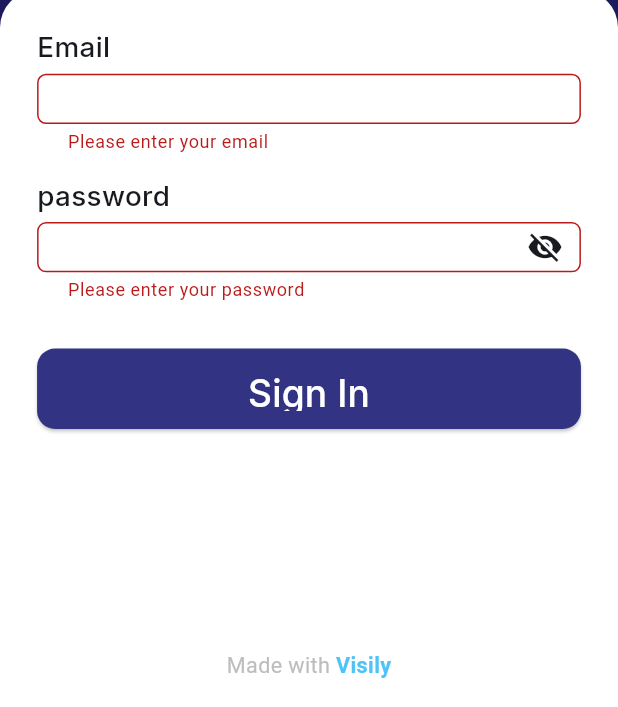
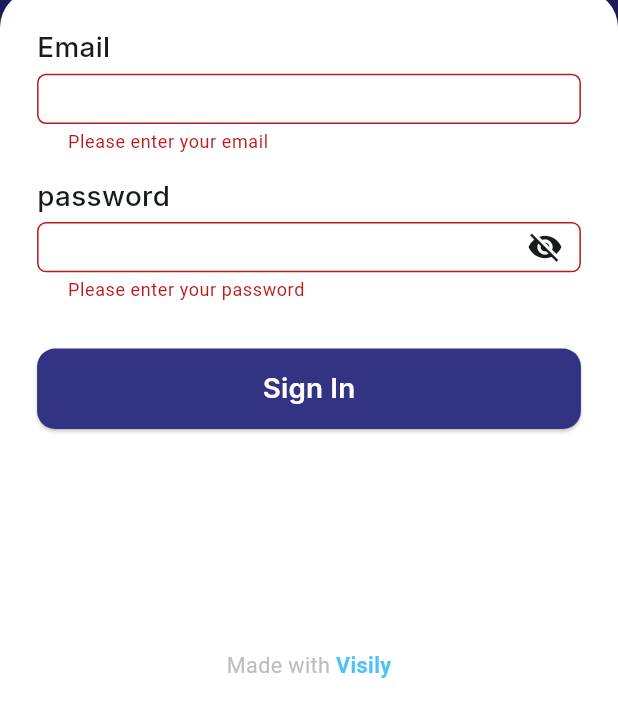
Before and after one commit to Priyanshu-Bej/briffiniApp, a Flutter app: the screen it shows after launch, after a tap on "Sign In", on a phone screen of 412 x 824 dp, the part 529-1236 px from its top. Run offline on Flutter 3.47's test engine with Material 3 defaults, Android fonts, the phone set to English and light mode, and no system bars; our stand-ins replace chewie, cloud_firestore, firebase_auth, firebase_core, firebase_storage, google_fonts and 1 more; missing offline and left inert: dart:html, dart:ui_web, flutter_pdfview; accounts and stored records are empty.

Commit message:
Fix UI issues: reduce sign in button text size and update user data display

```diff
--- a/lib/screens/assigned_courses_screen.dart
+++ b/lib/screens/assigned_courses_screen.dart
@@ -95,7 +95,7 @@ class _AssignedCoursesScreenState extends State<AssignedCoursesScreen> {
             child: Align(
               alignment: Alignment.centerLeft,
               child: Text(
-                "module name",
+                course.title,
                 style: GoogleFonts.inter(
                   fontSize: 20,
                   fontWeight: FontWeight.w400,
@@ -193,7 +193,7 @@ class _AssignedCoursesScreenState extends State<AssignedCoursesScreen> {
                                       top: 16,
                                       left: 20,
                                       child: Text(
-                                        "Jennifer Edwards",
+                                        user.displayName,
                                         style: GoogleFonts.inter(
                                           fontSize: 24,
                                           fontWeight: FontWeight.w600,
@@ -207,7 +207,7 @@ class _AssignedCoursesScreenState extends State<AssignedCoursesScreen> {
                                       top: 48,
                                       left: 20,
                                       child: Text(
-                                        "millerrachel@yahoo.com",
+                                        user.email,
                                         style: GoogleFonts.inter(
                                           fontSize: 16,
                                           fontWeight: FontWeight.w400,
@@ -221,7 +221,7 @@ class _AssignedCoursesScreenState extends State<AssignedCoursesScreen> {
                                       top: 70,
                                       left: 20,
                                       child: Text(
-                                        "role",
+                                        user.role,
                                         style: GoogleFonts.inter(
                                           fontSize: 16,
                                           fontWeight: FontWeight.w400,
@@ -289,9 +289,9 @@ class _AssignedCoursesScreenState extends State<AssignedCoursesScreen> {
                                     )
                                   : ListView.builder(
                                       padding: EdgeInsets.only(bottom: 100),
-                                      itemCount: 1, // Just show one module for demo
+                                      itemCount: courses.length, // Show all courses instead of just one
                                       itemBuilder: (context, index) {
-                                        return _buildCourseCard(courses[0], context);
+                                        return _buildCourseCard(courses[index], context);
                                       },
                                     ),
                               ),
--- a/lib/screens/login_screen.dart
+++ b/lib/screens/login_screen.dart
@@ -322,8 +322,8 @@ class _LoginScreenState extends State<LoginScreen> {
                         : Text(
                             "Sign In",
                             style: GoogleFonts.inter(
-                              fontSize: screenSize.width * 0.06,
-                              fontWeight: FontWeight.w500,
+                              fontSize: screenSize.width * 0.045,
+                              fontWeight: FontWeight.w600,
                               color: const Color(0xFFFFFFFF),
                             ),
                           ),
--- a/lib/screens/splash_screen.dart
+++ b/lib/screens/splash_screen.dart
@@ -28,56 +28,61 @@ class _SplashScreenState extends State<SplashScreen> {
     final safeAreaTop = MediaQuery.of(context).padding.top;
     final safeAreaBottom = MediaQuery.of(context).padding.bottom;
 
+    // Color Scheme:
+    // - Background: #1C1A5E (Dark Blue)
+    // - Text (Title, Description, Footer): #FFFFFF (White)
+    // - Treasure Chest:
+    //   - Wooden Part: #4A4E6B (Dark Blue-Gray)
+    //   - Metal Parts: #A0A4B5 (Metallic Gray)
+    // - Book Pages: #D9C2E6 (Light Pinkish-Purple)
+    // - Glow Effect: #636AE8 (Bright Blue)
+    // - Floating Gems/Stars: #A48EEB (Light Purple), #7A5DE1 (Darker Purple)
+    // - Base Circle: #8F7BE3 (Purple)
+
     return Scaffold(
       backgroundColor: const Color(0xFF1C1A5E),
       body: Container(
         width: screenSize.width,
         height: screenSize.height,
-        color: const Color(0xFF1C1A5E),
+        color: const Color(0xFF1C1A5E), // Background color
         child: Stack(
           children: [
             // Title: "Briffini Academy"
             Positioned(
-              top: screenSize.height * 0.12,
-              left: 0,
-              right: 0,
-              child: Padding(
-                padding: EdgeInsets.symmetric(horizontal: screenSize.width * 0.08),
+              top: safeAreaTop + screenSize.height * 0.05,
+              left: screenSize.width * 0.06,
               child: Text(
                 "Briffini Academy",
                 style: GoogleFonts.archivo(
                   fontSize: screenSize.width * 0.11,
+                  height: 1.2,
                   fontWeight: FontWeight.w700,
-                    color: Colors.white,
-                  ),
+                  color: const Color(0xFFFFFFFF),
                 ),
               ),
             ),
 
-            // Tagline Text
+            // Description: "Explore courses to empower you and your peers..."
             Positioned(
-              top: screenSize.height * 0.22,
-              left: 0,
-              right: 0,
-              child: Padding(
-                padding: EdgeInsets.symmetric(horizontal: screenSize.width * 0.08),
+              top: safeAreaTop + screenSize.height * 0.14,
+              left: screenSize.width * 0.11,
+              width: screenSize.width * 0.78,
               child: Text(
                 "Explore courses to empower you and your peers with endless knowledge!",
                 style: GoogleFonts.inter(
                   fontSize: screenSize.width * 0.045,
                   height: 1.3,
                   fontWeight: FontWeight.w400,
-                    color: Colors.white,
-                  ),
+                  color: const Color(0xFFFFFFFF),
                 ),
               ),
             ),
 
-            // Treasure Chest Image - centered in the middle
+            // Image: Treasure chest - centered
             Center(
               child: Container(
-                width: screenSize.width * 0.7,
-                height: screenSize.width * 0.7,
+                width: screenSize.width * 0.8,
+                height: screenSize.width * 0.6,
                 decoration: const BoxDecoration(
                   image: DecorationImage(
                     image: AssetImage('assets/images/treasure_chest.png'),
@@ -102,31 +107,28 @@ class _SplashScreenState extends State<SplashScreen> {
 
             // Footer: "Made with Visily"
             Positioned(
-              bottom: safeAreaBottom + 20,
-              left: 0,
-              right: 0,
-              child: Center(
+              bottom: safeAreaBottom + screenSize.height * 0.02,
+              left: screenSize.width * 0.05,
               child: Row(
-                  mainAxisAlignment: MainAxisAlignment.center,
+                mainAxisSize: MainAxisSize.min,
                 children: [
                   Text(
                     "Made with ",
-                      style: TextStyle(
-                        fontSize: screenSize.width * 0.035,
+                    style: GoogleFonts.inter(
+                      fontSize: 14,
                       fontWeight: FontWeight.w400,
-                        color: Colors.grey[400],
+                      color: const Color(0xFFFFFFFF),
                     ),
                   ),
                   Text(
                     "Visily",
-                      style: TextStyle(
-                        fontSize: screenSize.width * 0.035,
+                    style: GoogleFonts.inter(
+                      fontSize: 14,
                       fontWeight: FontWeight.w600,
                       color: Colors.lightBlue[300],
                     ),
                   ),
                 ],
-                ),
               ),
             ),
           ],
```
Lines whose indentation alone changed are shown as unchanged.
